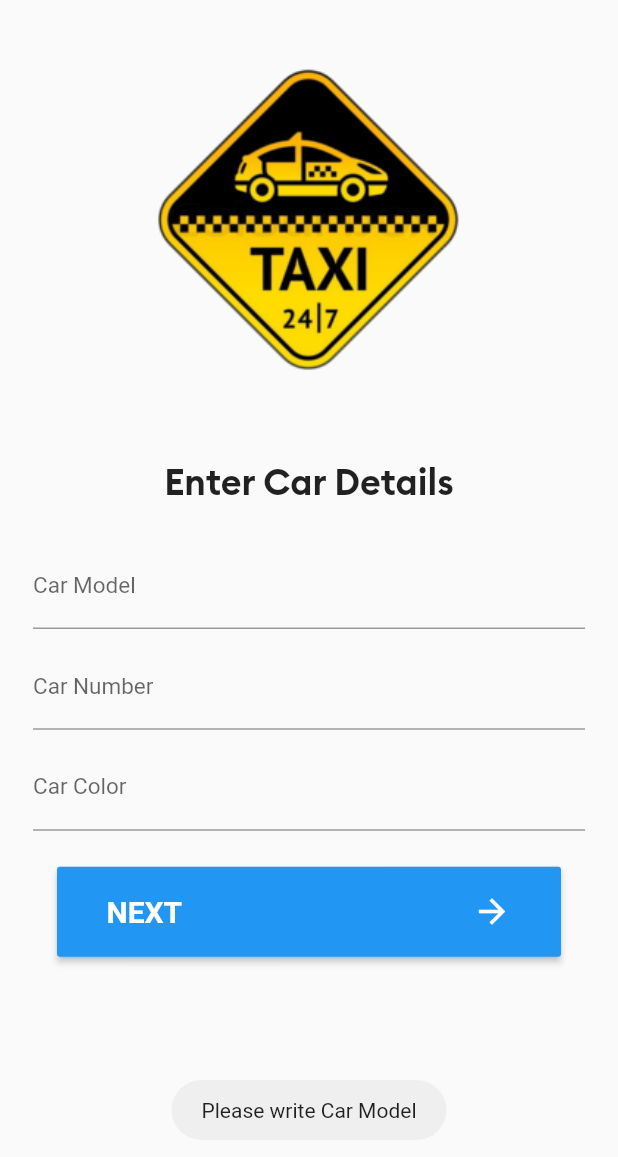
After one commit to hutomosaktikartiko/Clone-Uber-App, a Flutter app: the CarInfoScreen screen opened by its route, after a tap on "NEXT", on a phone screen of 412 x 824 dp. The commit adds this screen. Shown: the top 1157 px of the screen. Run offline on Flutter 3.47's test engine with Material 2 defaults, Android fonts, the phone set to English and light mode, and no system bars; our stand-ins replace animated_text_kit, firebase_auth, firebase_core, firebase_database, fluttertoast, font_awesome_flutter and 2 more; missing offline and left inert: flutter_polyline_points; accounts and stored records are empty.

Commit message:
Driver App - Register Driver

```diff
--- /dev/null
+++ b/driver_app/lib/AllScreens/car_info_screen.dart
@@ -0,0 +1,143 @@
+import 'package:driver_app/AllScreens/main_screen.dart';
+import 'package:driver_app/AllScreens/registration_screen.dart';
+import 'package:driver_app/config_maps.dart';
+import 'package:driver_app/main.dart';
+import 'package:flutter/material.dart';
+import 'package:font_awesome_flutter/font_awesome_flutter.dart';
+
+class CarInfoScreen extends StatefulWidget {
+  static const String idScreen = "carInfo";
+
+  const CarInfoScreen({Key? key}) : super(key: key);
+
+  @override
+  _CarInfoScreenState createState() => _CarInfoScreenState();
+}
+
+class _CarInfoScreenState extends State<CarInfoScreen> {
+  TextEditingController carModelTextEditingController = TextEditingController();
+  TextEditingController carNumberTextEditingController =
+      TextEditingController();
+  TextEditingController carColorTextEditingController = TextEditingController();
+
+  @override
+  Widget build(BuildContext context) {
+    return Scaffold(
+      body: SafeArea(
+          child: SingleChildScrollView(
+        child: Column(
+          children: [
+            SizedBox(
+              height: 22,
+            ),
+            Image.asset(
+              "assets/images/logo.png",
+              width: 390,
+              height: 250,
+            ),
+            Padding(
+              padding: EdgeInsets.fromLTRB(22, 22, 22, 32),
+              child: Column(
+                children: [
+                  SizedBox(
+                    height: 12,
+                  ),
+                  Text(
+                    "Enter Car Details",
+                    style: TextStyle(fontFamily: "Brand Bold", fontSize: 24),
+                  ),
+                  SizedBox(
+                    height: 26,
+                  ),
+                  TextField(
+                    controller: carModelTextEditingController,
+                    decoration: InputDecoration(
+                        labelText: "Car Model",
+                        hintStyle: TextStyle(color: Colors.grey, fontSize: 10)),
+                    style: TextStyle(fontSize: 15),
+                  ),
+                  SizedBox(
+                    height: 10,
+                  ),
+                  TextField(
+                    controller: carNumberTextEditingController,
+                    decoration: InputDecoration(
+                        labelText: "Car Number",
+                        hintStyle: TextStyle(color: Colors.grey, fontSize: 10)),
+                    style: TextStyle(fontSize: 15),
+                  ),
+                  SizedBox(
+                    height: 10,
+                  ),
+                  TextField(
+                    controller: carColorTextEditingController,
+                    decoration: InputDecoration(
+                        labelText: "Car Color",
+                        hintStyle: TextStyle(color: Colors.grey, fontSize: 10)),
+                    style: TextStyle(fontSize: 15),
+                  ),
+                  SizedBox(
+                    height: 24,
+                  ),
+                  Padding(
+                    padding: EdgeInsets.symmetric(horizontal: 16),
+                    child: RaisedButton(
+                      onPressed: () {
+                        if (carModelTextEditingController.text.isEmpty) {
+                          displayToastMessage("Please write Car Model", context);
+                        } else if (carNumberTextEditingController.text.isEmpty) {
+                          displayToastMessage("Please write Car Number", context);
+                        } else if (carColorTextEditingController.text.isEmpty) {
+                          displayToastMessage("Please write Car Color", context);
+                        } else {
+                          saveDriverCarInfo();
+                        }
+                      },
+                      color: Theme.of(context).accentColor,
+                      child: Padding(
+                        padding: EdgeInsets.all(17),
+                        child: Row(
+                          mainAxisAlignment: MainAxisAlignment.spaceBetween,
+                          children: [
+                            Text(
+                              "NEXT",
+                              style: TextStyle(
+                                fontSize: 20,
+                                fontWeight: FontWeight.bold,
+                                color: Colors.white,
+                              ),
+                            ),
+                            Icon(
+                              Icons.arrow_forward,
+                              color: Colors.white,
+                              size: 26,
+                            )
+                          ],
+                        ),
+                      ),
+                    ),
+                  )
+                ],
+              ),
+            )
+          ],
+        ),
+      )),
+    );
+  }
+
+  void saveDriverCarInfo() {
+    String userId = currentFirebaseUser?.uid ?? "";
+
+    Map carInfoMap = {
+      "car_color": carColorTextEditingController.text,
+      "car_number": carNumberTextEditingController.text,
+      "car_model": carModelTextEditingController.text
+    };
+
+    driversPref.child(userId).child("car_details").set(carInfoMap);
+
+    Navigator.pushNamedAndRemoveUntil(
+        context, MainScreen.idScreen, (route) => false);
+  }
+}
--- a/driver_app/lib/AllScreens/registration_screen.dart
+++ b/driver_app/lib/AllScreens/registration_screen.dart
@@ -1,3 +1,5 @@
+import 'package:driver_app/AllScreens/car_info_screen.dart';
+import 'package:driver_app/config_maps.dart';
 import 'package:firebase_auth/firebase_auth.dart';
 import 'package:flutter/material.dart';
 import 'package:driver_app/AllScreens/login_screen.dart';
@@ -192,12 +194,13 @@ class _RegistrationScreenState extends State<RegistrationScreen> {
         "phone": phoneTextEditingController.text.trim()
       };
 
-      usersPref.child(firebaseUser.uid).set(userDataMap);
+      driversPref.child(firebaseUser.uid).set(userDataMap);
+      currentFirebaseUser = firebaseUser;
+
       displayToastMessage(
           "Congratulations, your account has beend created.", context);
 
-      Navigator.pushNamedAndRemoveUntil(
-          context, MainScreen.idScreen, (route) => false);
+      Navigator.pushNamed(context, CarInfoScreen.idScreen);
     } else {
       // Error occured - display error message
 
--- a/driver_app/lib/config_maps.dart
+++ b/driver_app/lib/config_maps.dart
@@ -7,3 +7,4 @@ const String mapSDKKeyIOS = "AIzaSyCjtSrUhBa1kz-lN2YhH4MLf7oKIXJ_Zu0";
 
 User? firebaseUser;
 Users? userCurrentInfo;
+User? currentFirebaseUser;
--- a/driver_app/lib/main.dart
+++ b/driver_app/lib/main.dart
@@ -1,3 +1,4 @@
+import 'package:driver_app/AllScreens/car_info_screen.dart';
 import 'package:firebase_auth/firebase_auth.dart';
 import 'package:firebase_core/firebase_core.dart';
 import 'package:firebase_database/firebase_database.dart';
@@ -16,6 +17,8 @@ void main() async {
 
 DatabaseReference usersPref =
     FirebaseDatabase.instance.reference().child("users");
+DatabaseReference driversPref =
+    FirebaseDatabase.instance.reference().child("drivers");
 
 class MyApp extends StatelessWidget {
   const MyApp({Key? key}) : super(key: key);
@@ -35,6 +38,7 @@ class MyApp extends StatelessWidget {
           RegistrationScreen.idScreen: (context) => RegistrationScreen(),
           LoginScreen.idScreen: (context) => LoginScreen(),
           MainScreen.idScreen: (context) => MainScreen(),
+          CarInfoScreen.idScreen: (context) => CarInfoScreen()
         },
       ),
     );
```
